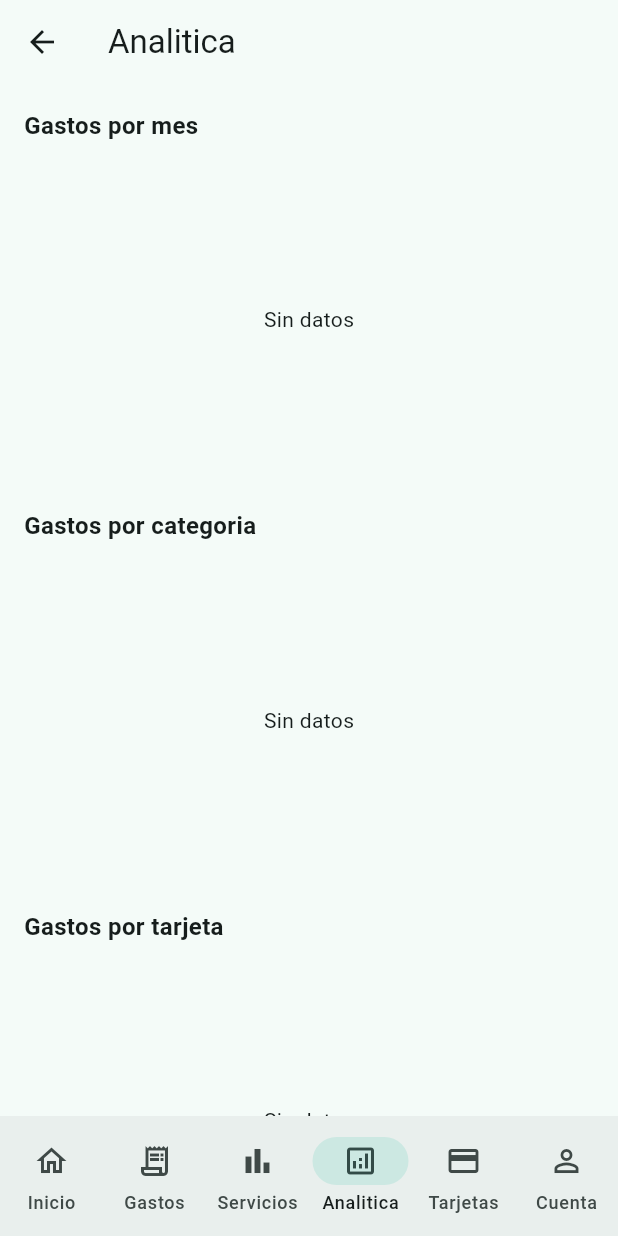
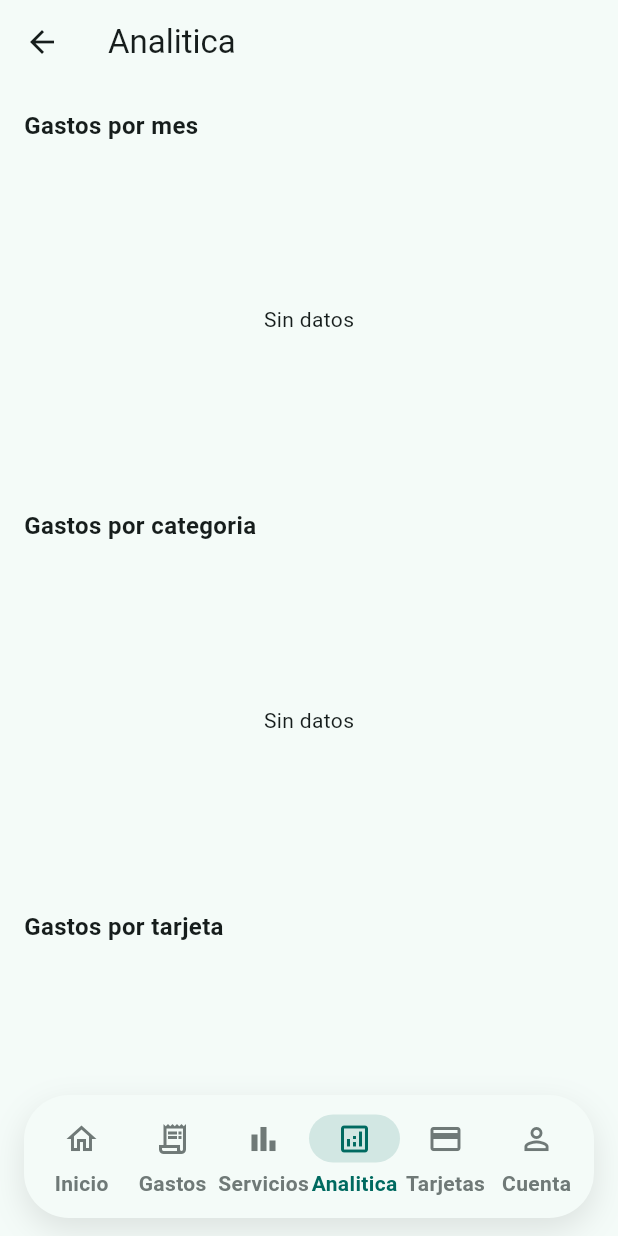
Before and after one commit to manypark/expense_control_app, a Flutter app: the AppShell screen opened directly, item 4 of the bottom bar chosen, on a phone screen of 412 x 824 dp. Run offline on Flutter 3.47's test engine with Material 3 defaults, Android fonts, the phone set to English and light mode, and no system bars; our stand-ins replace dio, fl_chart, flutter_riverpod, isar, riverpod_annotation, shared_preferences; accounts and stored records are empty; generated files the repository leaves out were written again; network calls fail.

Commit message:
feat: redeisgn bottom navigation bar

```diff
--- a/lib/features/dashboard/presentation/widgets/widgets.dart
+++ b/lib/features/dashboard/presentation/widgets/widgets.dart
@@ -1,5 +1,6 @@
 export 'buttons/buttons.dart';
 export 'cards/cards.dart';
 export 'dialogs/delete_account_dialog.dart';
+export 'forms/account_form_dialog.dart';
 export 'forms/account_form_sheet.dart';
 export 'texts/texts.dart';
--- a/lib/shared/app_shell.dart
+++ b/lib/shared/app_shell.dart
@@ -1,10 +1,6 @@
-import 'package:expense_control_app/features/analytics/presentation/screens/analytics_screen.dart';
-import 'package:expense_control_app/features/bills/presentation/screens/bills_screen.dart';
-import 'package:expense_control_app/features/cards/presentation/screens/cards_screen.dart';
-import 'package:expense_control_app/features/dashboard/presentation/screens/dashboard_screen.dart';
-import 'package:expense_control_app/features/expenses/presentation/screens/expenses_screen.dart';
-import 'package:expense_control_app/shared/session_screen.dart';
 import 'package:flutter/material.dart';
+
+import 'package:expense_control_app/shared/navigation/navigation.dart';
 
 class AppShell extends StatefulWidget {
   const AppShell({super.key});
@@ -16,48 +12,30 @@ class AppShell extends StatefulWidget {
 class _AppShellState extends State<AppShell> {
   int _currentIndex = 0;
 
-  final _pages = const [
-    DashboardScreen(),
-    ExpensesScreen(),
-    BillsScreen(),
-    AnalyticsScreen(),
-    CardsScreen(),
-    SessionScreen(),
+  static const _navItems = [
+    homeNavItem,
+    expensesNavItem,
+    billsNavItem,
+    analyticsNavItem,
+    cardsNavItem,
+    sessionNavItem,
   ];
 
   @override
   Widget build(BuildContext context) {
+
+    final pages = _navItems.map( (item) => item.page ).toList(growable:false);
+
     return Scaffold(
-      body: IndexedStack(index: _currentIndex, children: _pages),
-      bottomNavigationBar: NavigationBar(
-        selectedIndex: _currentIndex,
-        onDestinationSelected: (index) => setState(() => _currentIndex = index),
-        destinations: const [
-          NavigationDestination(
-            icon: Icon(Icons.home_outlined),
-            label: 'Inicio',
-          ),
-          NavigationDestination(
-            icon: Icon(Icons.receipt_long_outlined),
-            label: 'Gastos',
-          ),
-          NavigationDestination(
-            icon: Icon(Icons.bar_chart_outlined),
-            label: 'Servicios',
-          ),
-          NavigationDestination(
-            icon: Icon(Icons.analytics_outlined),
-            label: 'Analitica',
-          ),
-          NavigationDestination(
-            icon: Icon(Icons.credit_card_outlined),
-            label: 'Tarjetas',
-          ),
-          NavigationDestination(
-            icon: Icon(Icons.person_outline),
-            label: 'Cuenta',
-          ),
-        ],
+      extendBody: true,
+      body      : IndexedStack(
+        index   : _currentIndex,
+        children: pages,
+      ),
+      bottomNavigationBar: AdaptiveBottomNavigation(
+        items       : _navItems,
+        currentIndex: _currentIndex,
+        onTap       : (index) => setState(() => _currentIndex = index),
       ),
     );
   }
--- /dev/null
+++ b/lib/shared/navigation/app_nav_item.dart
@@ -0,0 +1,24 @@
+import 'package:flutter/material.dart';
+
+class AppNavItem {
+  const AppNavItem({
+    required this.label,
+    required this.icon,
+    required this.page,
+  });
+
+  final String label;
+  final IconData icon;
+  final Widget page;
+
+  NavigationDestination toMaterialDestination() {
+    return NavigationDestination(icon: Icon(icon), label: label);
+  }
+
+  BottomNavigationBarItem toCupertinoItem() {
+    return BottomNavigationBarItem(
+      icon: Icon(icon),
+      label: label,
+    );
+  }
+}
--- /dev/null
+++ b/lib/shared/navigation/items/analytics_nav_item.dart
@@ -0,0 +1,10 @@
+import 'package:flutter/material.dart';
+
+import 'package:expense_control_app/features/analytics/presentation/screens/analytics_screen.dart';
+import 'package:expense_control_app/shared/navigation/app_nav_item.dart';
+
+const analyticsNavItem = AppNavItem(
+  label: 'Analitica',
+  icon: Icons.analytics_outlined,
+  page: AnalyticsScreen(),
+);
--- /dev/null
+++ b/lib/shared/navigation/items/bills_nav_item.dart
@@ -0,0 +1,10 @@
+import 'package:flutter/material.dart';
+
+import 'package:expense_control_app/features/bills/presentation/screens/bills_screen.dart';
+import 'package:expense_control_app/shared/navigation/app_nav_item.dart';
+
+const billsNavItem = AppNavItem(
+  label: 'Servicios',
+  icon: Icons.bar_chart_outlined,
+  page: BillsScreen(),
+);
--- /dev/null
+++ b/lib/shared/navigation/items/cards_nav_item.dart
@@ -0,0 +1,10 @@
+import 'package:flutter/material.dart';
+
+import 'package:expense_control_app/features/cards/presentation/screens/cards_screen.dart';
+import 'package:expense_control_app/shared/navigation/app_nav_item.dart';
+
+const cardsNavItem = AppNavItem(
+  label: 'Tarjetas',
+  icon: Icons.credit_card_outlined,
+  page: CardsScreen(),
+);
--- /dev/null
+++ b/lib/shared/navigation/items/expenses_nav_item.dart
@@ -0,0 +1,10 @@
+import 'package:flutter/material.dart';
+
+import 'package:expense_control_app/features/expenses/presentation/screens/expenses_screen.dart';
+import 'package:expense_control_app/shared/navigation/app_nav_item.dart';
+
+const expensesNavItem = AppNavItem(
+  label: 'Gastos',
+  icon: Icons.receipt_long_outlined,
+  page: ExpensesScreen(),
+);
--- /dev/null
+++ b/lib/shared/navigation/items/home_nav_item.dart
@@ -0,0 +1,10 @@
+import 'package:flutter/material.dart';
+
+import 'package:expense_control_app/features/dashboard/presentation/screens/dashboard_screen.dart';
+import 'package:expense_control_app/shared/navigation/app_nav_item.dart';
+
+const homeNavItem = AppNavItem(
+  label: 'Inicio',
+  icon: Icons.home_outlined,
+  page: DashboardScreen(),
+);
--- /dev/null
+++ b/lib/shared/navigation/items/items.dart
@@ -0,0 +1,6 @@
+export 'analytics_nav_item.dart';
+export 'bills_nav_item.dart';
+export 'cards_nav_item.dart';
+export 'expenses_nav_item.dart';
+export 'home_nav_item.dart';
+export 'session_nav_item.dart';
--- /dev/null
+++ b/lib/shared/navigation/items/session_nav_item.dart
@@ -0,0 +1,10 @@
+import 'package:flutter/material.dart';
+
+import 'package:expense_control_app/shared/navigation/app_nav_item.dart';
+import 'package:expense_control_app/shared/session_screen.dart';
+
+const sessionNavItem = AppNavItem(
+  label: 'Cuenta',
+  icon: Icons.person_outline,
+  page: SessionScreen(),
+);
--- /dev/null
+++ b/lib/shared/navigation/navigation.dart
@@ -0,0 +1,3 @@
+export 'app_nav_item.dart';
+export 'items/items.dart';
+export 'widgets/widgets.dart';
--- /dev/null
+++ b/lib/shared/navigation/widgets/adaptive_bottom_navigation.dart
@@ -0,0 +1,36 @@
+import 'package:flutter/material.dart';
+
+import 'package:expense_control_app/shared/navigation/app_nav_item.dart';
+
+import 'cupertino_bottom_navigation.dart';
+import 'material_bottom_navigation.dart';
+
+class AdaptiveBottomNavigation extends StatelessWidget {
+  const AdaptiveBottomNavigation({
+    super.key,
+    required this.items,
+    required this.currentIndex,
+    required this.onTap,
+  });
+
+  final List<AppNavItem> items;
+  final int currentIndex;
+  final ValueChanged<int> onTap;
+
+  @override
+  Widget build(BuildContext context) {
+    final isIOS = Theme.of(context).platform == TargetPlatform.iOS;
+    if (isIOS) {
+      return CupertinoBottomNavigation(
+        items       : items,
+        currentIndex: currentIndex,
+        onTap       : onTap,
+      );
+    }
+    return MaterialBottomNavigation(
+      items: items,
+      currentIndex: currentIndex,
+      onTap: onTap,
+    );
+  }
+}
--- /dev/null
+++ b/lib/shared/navigation/widgets/material_bottom_navigation.dart
@@ -0,0 +1,76 @@
+import 'package:flutter/material.dart';
+
+import 'package:expense_control_app/shared/navigation/app_nav_item.dart';
+
+class MaterialBottomNavigation extends StatelessWidget {
+  const MaterialBottomNavigation({
+    super.key,
+    required this.items,
+    required this.currentIndex,
+    required this.onTap,
+  });
+
+  final List<AppNavItem> items;
+  final int currentIndex;
+  final ValueChanged<int> onTap;
+
+  @override
+  Widget build(BuildContext context) {
+    final colorScheme = Theme.of(context).colorScheme;
+    const radius = BorderRadius.all(Radius.circular(30));
+    return SafeArea(
+      minimum: const EdgeInsets.fromLTRB(16, 0, 16, 12),
+      child: DecoratedBox(
+        decoration: BoxDecoration(
+          color: colorScheme.surface,
+          borderRadius: radius,
+          boxShadow: const [
+            BoxShadow(
+              color: Color(0x1A000000),
+              blurRadius: 18,
+              offset: Offset(0, 8),
+            ),
+          ],
+        ),
+        child: ClipRRect(
+          borderRadius: radius,
+          child: Padding(
+            padding: const EdgeInsets.symmetric(horizontal: 8, vertical: 7),
+            child: NavigationBarTheme(
+              data: NavigationBarThemeData(
+                backgroundColor: Colors.transparent,
+                elevation: 0,
+                height: 68,
+                indicatorColor: colorScheme.primary.withValues(alpha: 0.14),
+                iconTheme: WidgetStateProperty.resolveWith((states) {
+                  final isSelected = states.contains(WidgetState.selected);
+                  return IconThemeData(
+                    color: isSelected
+                        ? colorScheme.primary
+                        : colorScheme.outline,
+                  );
+                }),
+                labelTextStyle: WidgetStateProperty.resolveWith((states) {
+                  final isSelected = states.contains(WidgetState.selected);
+                  return TextStyle(
+                    fontWeight: FontWeight.w600,
+                    color: isSelected
+                        ? colorScheme.primary
+                        : colorScheme.outline,
+                  );
+                }),
+              ),
+              child: NavigationBar(
+                selectedIndex: currentIndex,
+                onDestinationSelected: onTap,
+                destinations: [
+                  for (final item in items) item.toMaterialDestination(),
+                ],
+              ),
+            ),
+          ),
+        ),
+      ),
+    );
+  }
+}
--- /dev/null
+++ b/lib/shared/navigation/widgets/widgets.dart
@@ -0,0 +1,3 @@
+export 'adaptive_bottom_navigation.dart';
+export 'cupertino_bottom_navigation.dart';
+export 'material_bottom_navigation.dart';
```
Also changed, not shown: lib/features/bills/presentation/screens/bills_screen.dart (+11 -2 lines), lib/features/cards/presentation/screens/cards_screen.dart (+25 -10 lines), lib/features/dashboard/presentation/screens/dashboard_screen.dart (+11 -18 lines), lib/features/dashboard/presentation/widgets/forms/account_form_dialog.dart (added, +137 -0 lines), lib/features/expenses/presentation/screens/expenses_screen.dart (+25 -8 lines), lib/shared/navigation/widgets/cupertino_bottom_navigation.dart (added, +48 -0 lines).
